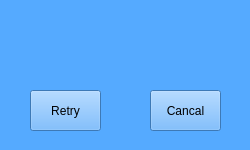
The window that message/message.ui (Blackrose/Tcutest_SerialSystem) describes before a commit, drawn with Qt 5.
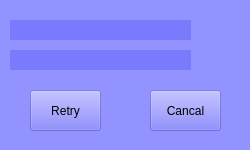
The same window after the commit.

Diff of the .ui file:
```diff
--- a/message/message.ui
+++ b/message/message.ui
@@ -14,7 +14,7 @@
    <string>提示信息</string>
   </property>
   <property name="styleSheet">
-   <string notr="true">font: 12pt &quot;Sans Serif&quot;;background-color: rgb(85, 170, 255);-color:rgba(255, 255, 255, 55%);</string>
+   <string notr="true">font: 12pt &quot;Sans Serif&quot;;background-color:rgba(85, 85, 255, 100);</string>
   </property>
   <widget class="QLabel" name="lblMsg">
    <property name="geometry">
```
